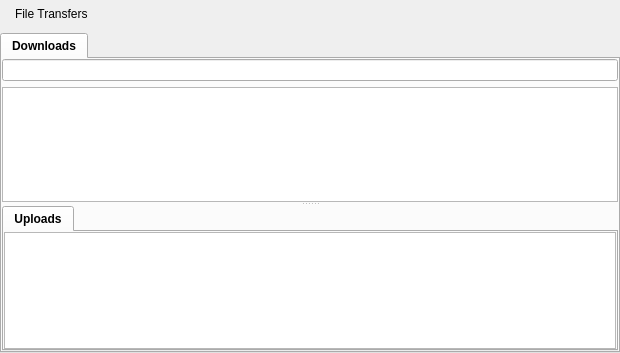
This is retroshare-gui/src/gui/FileTransfer/TransfersDialog.ui in RetroShare/RetroShare as Qt 5 draws it before an edit. The edited form follows.
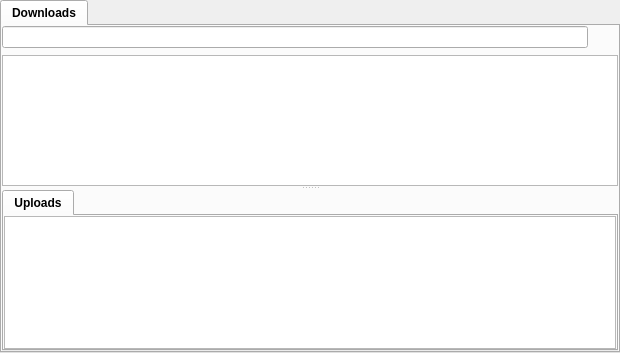
This is the edited form. Icons and pictures are not drawn. Custom widgets are drawn as their Qt base class.

Commit message: Removed from some main pages the headers frames & moved the help button

Diff of the .ui file:
```diff
--- a/retroshare-gui/src/gui/FileTransfer/TransfersDialog.ui
+++ b/retroshare-gui/src/gui/FileTransfer/TransfersDialog.ui
@@ -23,92 +23,6 @@
    <property name="bottomMargin">
     <number>0</number>
    </property>
-   <item>
-    <widget class="QFrame" name="titleBarFrame">
-     <property name="sizePolicy">
-      <sizepolicy hsizetype="Preferred" vsizetype="Maximum">
-       <horstretch>0</horstretch>
-       <verstretch>0</verstretch>
-      </sizepolicy>
-     </property>
-     <property name="frameShape">
-      <enum>QFrame::NoFrame</enum>
-     </property>
-     <property name="frameShadow">
-      <enum>QFrame::Sunken</enum>
-     </property>
-     <layout class="QHBoxLayout" name="titleBarFrameHLayout">
-      <property name="leftMargin">
-       <number>2</number>
-      </property>
-      <property name="topMargin">
-       <number>2</number>
-      </property>
-      <property name="rightMargin">
-       <number>2</number>
-      </property>
-      <property name="bottomMargin">
-       <number>2</number>
-      </property>
-      <item>
-       <widget class="QLabel" name="titleBarPixmap">
-        <property name="maximumSize">
-         <size>
-          <width>24</width>
-          <height>24</height>
-         </size>
-        </property>
-        <property name="text">
-         <string/>
-        </property>
-        <property name="pixmap">
-         <pixmap resource="../icons.qrc">:/icons/png/fileshare.png</pixmap>
-        </property>
-        <property name="scaledContents">
-         <bool>true</bool>
-        </property>
-       </widget>
-      </item>
-      <item>
-       <widget class="StyledLabel" name="titleBarLabel">
-        <property name="text">
-         <string>File Transfers</string>
-        </property>
-       </widget>
-      </item>
-      <item>
-       <spacer name="titleBarHSpacer">
-        <property name="orientation">
-         <enum>Qt::Horizontal</enum>
-        </property>
-        <property name="sizeHint" stdset="0">
-         <size>
-          <width>123</width>
-          <height>13</height>
-         </size>
-        </property>
-       </spacer>
-      </item>
-      <item>
-       <widget class="QToolButton" name="helpButton">
-        <property name="focusPolicy">
-         <enum>Qt::NoFocus</enum>
-        </property>
-        <property name="icon">
-         <iconset resource="../images.qrc">
-          <normaloff>:/icons/help_64.png</normaloff>:/icons/help_64.png</iconset>
-        </property>
-        <property name="checkable">
-         <bool>true</bool>
-        </property>
-        <property name="autoRaise">
-         <bool>true</bool>
-        </property>
-       </widget>
-      </item>
-     </layout>
-    </widget>
-   </item>
    <item>
     <widget class="QTabWidget" name="tabWidget">
      <property name="font">
@@ -178,7 +92,24 @@
            <item row="0" column="0">
             <widget class="LineEditClear" name="filterLineEdit"/>
            </item>
-           <item row="1" column="0">
+           <item row="0" column="1">
+            <widget class="QToolButton" name="helpButton">
+             <property name="focusPolicy">
+              <enum>Qt::NoFocus</enum>
+             </property>
+             <property name="icon">
+              <iconset resource="../images.qrc">
+               <normaloff>:/icons/help_64.png</normaloff>:/icons/help_64.png</iconset>
+             </property>
+             <property name="checkable">
+              <bool>true</bool>
+             </property>
+             <property name="autoRaise">
+              <bool>true</bool>
+             </property>
+            </widget>
+           </item>
+           <item row="1" column="0" colspan="2">
             <widget class="QTreeView" name="downloadList">
              <property name="mouseTracking">
               <bool>true</bool>
@@ -294,11 +225,6 @@
   </layout>
  </widget>
  <customwidgets>
-  <customwidget>
-   <class>StyledLabel</class>
-   <extends>QLabel</extends>
-   <header>gui/common/StyledLabel.h</header>
-  </customwidget>
   <customwidget>
    <class>LineEditClear</class>
    <extends>QLineEdit</extends>
```
The commit also changes 4 other files.
